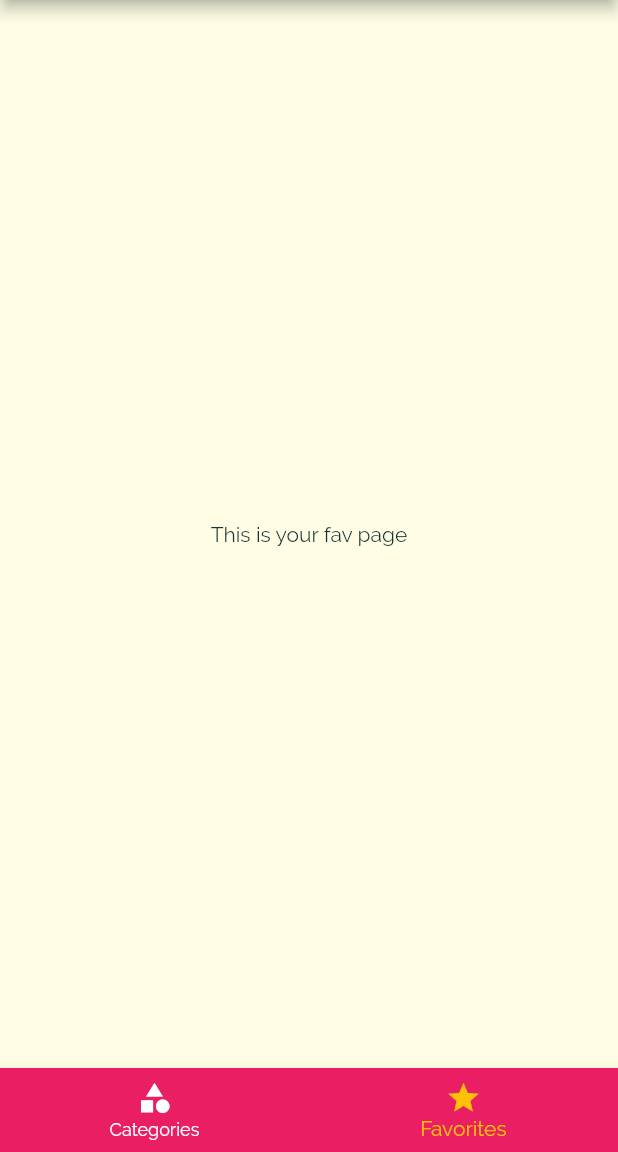
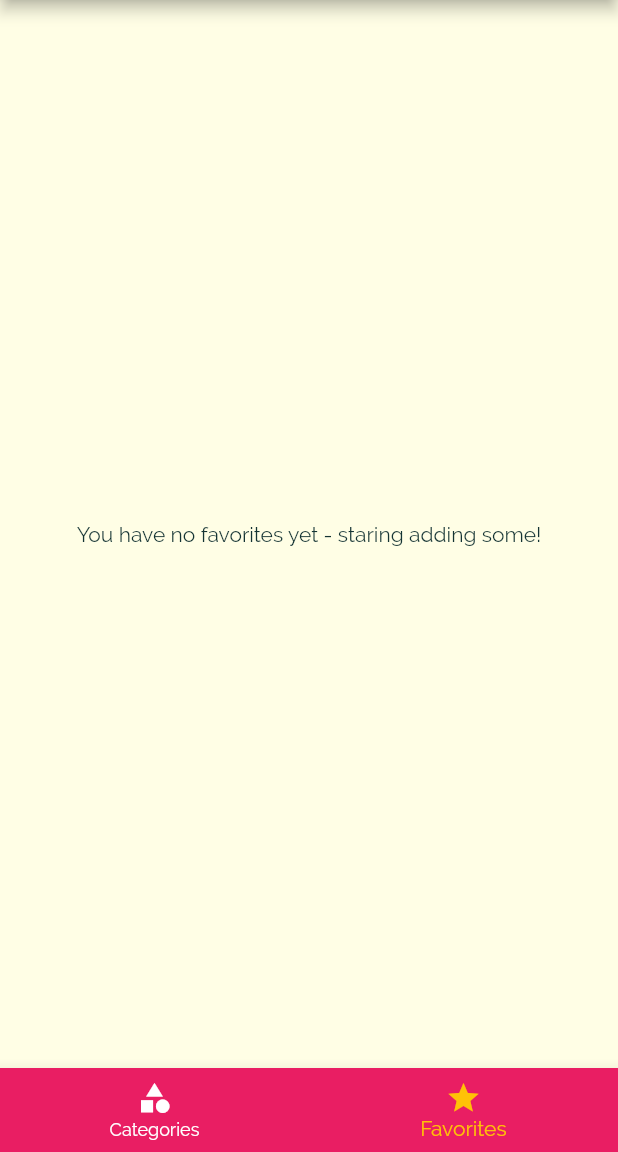
Before and after one commit to bhavikvashi1804/foodzy, a Flutter app: the screen it shows after launch, item 2 of the bottom bar chosen, on a phone screen of 412 x 824 dp, the part 84-1236 px from its top. Run offline on Flutter 3.47's test engine with Material 2 defaults, Android fonts, the phone set to English and light mode, and no system bars.

Commit message:
fav implementation

```diff
--- a/lib/main.dart
+++ b/lib/main.dart
@@ -25,6 +25,7 @@ class _MyAppState extends State<MyApp> {
   };
 
   List<Meal> availableMeals=DUMMY_MEALS;
+  List<Meal> favMeals=[];
 
 
   void _setFilters(Map<String, bool> filterData) {
@@ -50,6 +51,36 @@ class _MyAppState extends State<MyApp> {
 
     print('after  ${availableMeals.length}');
   }
+
+
+
+
+
+  void _toggleFavorite(String mealId) {
+
+    final existingIndex =favMeals.indexWhere((meal) => meal.id == mealId);
+    // returns -1 if not found
+
+
+    if (existingIndex >= 0) {
+      setState(() {
+        favMeals.removeAt(existingIndex);
+      });
+    } else {
+      setState(() {
+        favMeals.add(
+          DUMMY_MEALS.firstWhere((meal) => meal.id == mealId),
+        );
+      });
+    }
+  }
+
+  bool _isMealFav(String id){
+    return favMeals.any(
+      (meal)=>meal.id==id
+    );
+  }
+
 
 
   @override
@@ -82,9 +113,9 @@ class _MyAppState extends State<MyApp> {
 
       initialRoute: '/',
       routes: {
-        '/':(ctx)=>TabsScreen(),
+        '/':(ctx)=>TabsScreen(favMeals),
         CategoryMealsPage.routeName:(ctx)=>CategoryMealsPage(availableMeals),
-        MealDetailPage.routeName:(ctx)=>MealDetailPage(),
+        MealDetailPage.routeName:(ctx)=>MealDetailPage(_toggleFavorite,_isMealFav),
         FilterScreen.routeName:(ctx)=>FilterScreen(_filters,_setFilters),
       },
       //onGenerateRoute called when you have not registered your route in your routes
--- a/lib/screen/fav_screen.dart
+++ b/lib/screen/fav_screen.dart
@@ -1,12 +1,40 @@
 import 'package:flutter/material.dart';
 
+
+import '../models/meal.dart';
+import '../widget/meal_item.dart';
+
 class FavPage extends StatelessWidget {
+
+  final List<Meal> favMeals;
+
+  FavPage(this.favMeals);
+
+
   @override
   Widget build(BuildContext context) {
-    return Center(
-        child:Text('This is your fav page'),
-    );
 
+    if(favMeals.isEmpty){
+      return Center(
+          child:Text('You have no favorites yet - staring adding some!'),
+      );
+    }
+    else{
+      return ListView.builder(
+        itemBuilder: (ctx,index){
+          return MealItem(
+            id:favMeals[index].id,
+            title: favMeals[index].title,
+            imageUrl: favMeals[index].imageUrl,
+            duration: favMeals[index].duration,
+            complexity: favMeals[index].complexity,
+            afordability: favMeals[index].affordability,
+            removeItem: null,
+          );
+        },
+        itemCount: favMeals.length,
+      );
+    }
 
   }
 }
--- a/lib/screen/tabs_screen.dart
+++ b/lib/screen/tabs_screen.dart
@@ -5,27 +5,45 @@ import 'package:flutter/material.dart';
 import '../screen/categories.dart';
 import '../screen/fav_screen.dart';
 import '../widget/main_drawer.dart';
+import '../models/meal.dart';
 
 
 class TabsScreen extends StatefulWidget {
+
+  final List<Meal> favMeals;
+
+  TabsScreen(this.favMeals);
+
   @override
   _TabsScreenState createState() => _TabsScreenState();
 }
 
 class _TabsScreenState extends State<TabsScreen> {
 
+  List<Meal> fMeals;
+  List<Map<String,Object>> _pages;
 
-  final List<Map<String,Object>> _pages=[
+
+  //widget is not available to use in _pages
+  @override
+  void initState() {
+
+
+    _pages=[
       {
         'page':CategoriesPage(),
         'title':'Categories',
       },
       {
-      'page':FavPage(),
+        'page':FavPage(widget.favMeals),
+        //here in init state widget.favMeals is allowed
         'title':'Favorites',
       }
 
     ];
+
+    super.initState();
+  }
 
 
   int _selectedPageIndex=0;
```
Also changed, not shown: lib/screen/meal_detail.dart (+6 -4 lines). Lines whose indentation alone changed are shown as unchanged.
